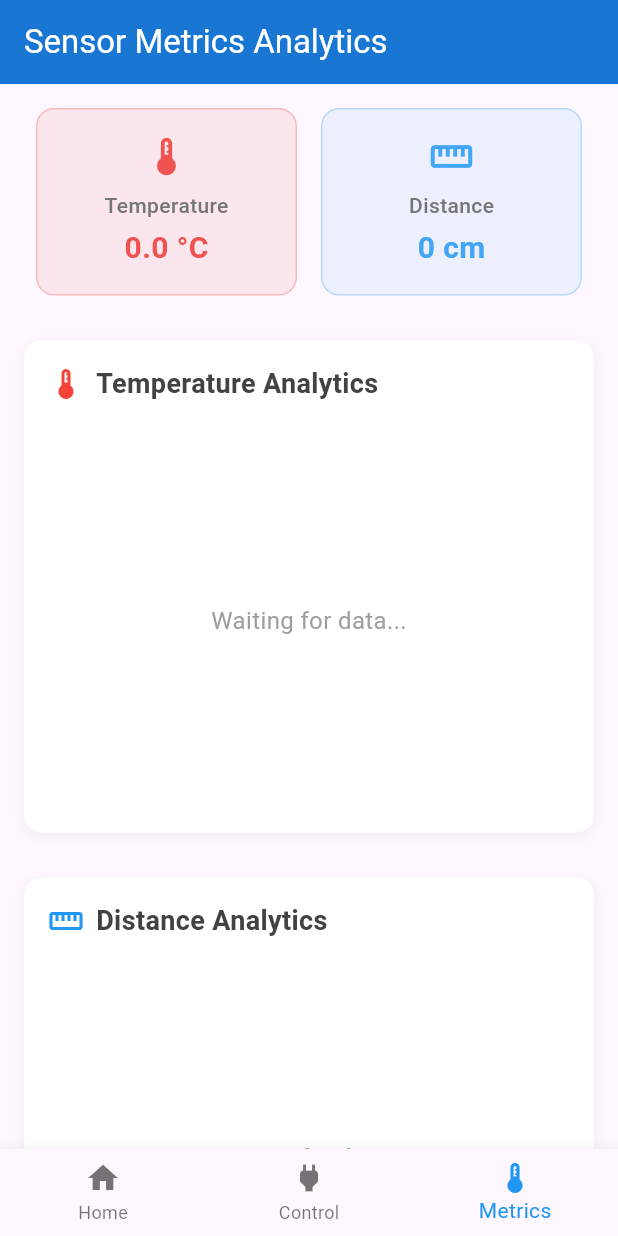
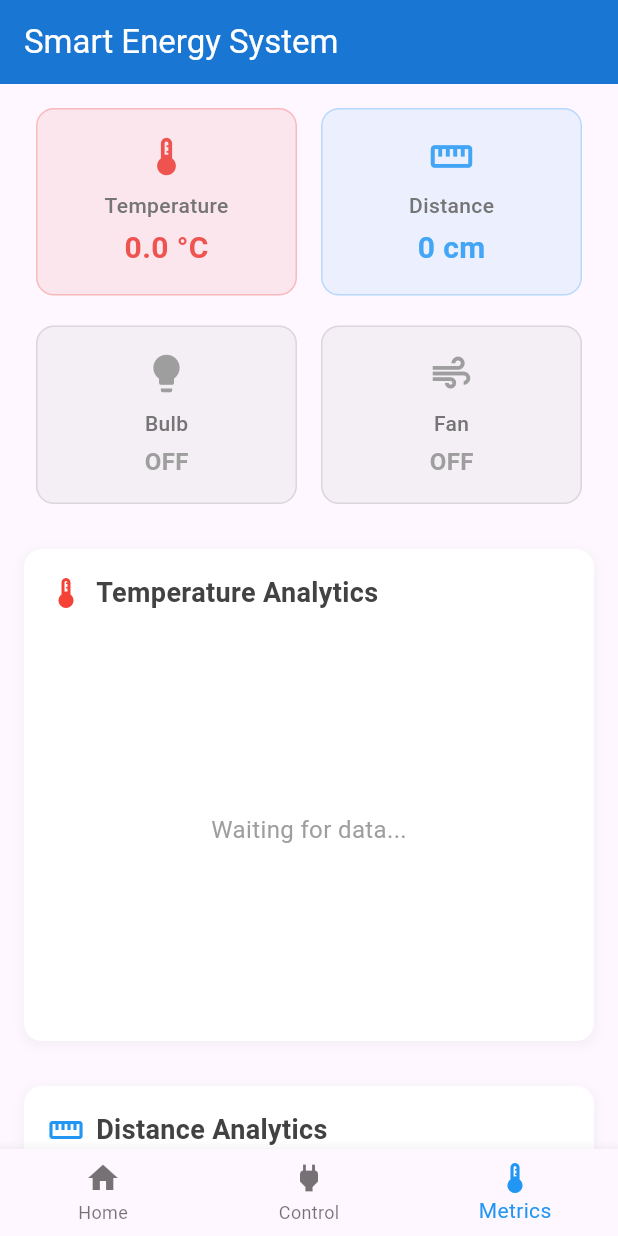
Before and after one commit to adeokamate/smart_sytem, a Flutter app: the screen it shows once a user with an empty profile is signed in, item 3 of the bottom bar chosen, on a phone screen of 412 x 824 dp. Run offline on Flutter 3.47's test engine with Material 3 defaults, Android fonts, the phone set to English and light mode, and no system bars; our stand-ins replace firebase_auth, firebase_core, firebase_database; accounts and stored records are empty.

Commit message:
Update metrics_screen.dart

```diff
--- a/lib/metrics_screen.dart
+++ b/lib/metrics_screen.dart
@@ -1,5 +1,6 @@
 import 'package:flutter/material.dart';
 import 'package:firebase_database/firebase_database.dart';
+import 'package:firebase_core/firebase_core.dart';
 import 'dart:math' as math;
 
 class MetricsScreen extends StatefulWidget {
@@ -10,15 +11,15 @@ class MetricsScreen extends StatefulWidget {
 }
 
 class _MetricsScreenState extends State<MetricsScreen> {
-  final DatabaseReference tempRef = FirebaseDatabase.instance.ref(
-    'metrics/temperature',
-  );
-  final DatabaseReference distRef = FirebaseDatabase.instance.ref(
-    'metrics/distance',
-  );
+  final DatabaseReference _database = FirebaseDatabase.instanceFor(
+          app: Firebase.app(),
+          databaseURL: 'https://the-sess-default-rtdb.firebaseio.com/')
+      .ref();
 
   double temperature = 0.0;
   int distance = 0;
+  bool bulbState = false; // Added missing variables
+  bool fanState = false; // Added missing variables
 
   // Lists to store historical data for graphs
   List<DataPoint> temperatureData = [];
@@ -33,9 +34,12 @@ class _MetricsScreenState extends State<MetricsScreen> {
   @override
   void initState() {
     super.initState();
+    _setupListeners();
+  }
 
-    // Temperature listener with safe casting
-    tempRef.onValue.listen((event) {
+  void _setupListeners() {
+    // Temperature listener
+    _database.child('metrics/temperature').onValue.listen((event) {
       final value = event.snapshot.value;
       if (value is num) {
         setState(() {
@@ -45,8 +49,8 @@ class _MetricsScreenState extends State<MetricsScreen> {
       }
     });
 
-    // Distance listener with safe casting
-    distRef.onValue.listen((event) {
+    // Distance listener
+    _database.child('metrics/distance').onValue.listen((event) {
       final value = event.snapshot.value;
       if (value is num) {
         setState(() {
@@ -55,11 +59,29 @@ class _MetricsScreenState extends State<MetricsScreen> {
         });
       }
     });
+
+    // Device states listeners
+    _database.child('devices/bulb/state').onValue.listen((event) {
+      final value = event.snapshot.value;
+      if (value is bool) {
+        setState(() {
+          bulbState = value;
+        });
+      }
+    });
+
+    _database.child('devices/fan/state').onValue.listen((event) {
+      final value = event.snapshot.value;
+      if (value is bool) {
+        setState(() {
+          fanState = value;
+        });
+      }
+    });
   }
 
   void _addTemperatureDataPoint(double temp) {
     temperatureData.add(DataPoint(timeCounter.toDouble(), temp));
-
     // Keep only the last maxDataPoints
     if (temperatureData.length > maxDataPoints) {
       temperatureData.removeAt(0);
@@ -68,12 +90,10 @@ class _MetricsScreenState extends State<MetricsScreen> {
 
   void _addDistanceDataPoint(double dist) {
     distanceData.add(DataPoint(timeCounter.toDouble(), dist));
-
     // Keep only the last maxDataPoints
     if (distanceData.length > maxDataPoints) {
       distanceData.removeAt(0);
     }
-
     timeCounter++;
   }
 
@@ -81,7 +101,7 @@ class _MetricsScreenState extends State<MetricsScreen> {
   Widget build(BuildContext context) {
     return Scaffold(
       appBar: AppBar(
-        title: const Text('Sensor Metrics Analytics'),
+        title: const Text('Smart Energy System'),
         backgroundColor: Colors.blue.shade700,
         foregroundColor: Colors.white,
       ),
@@ -105,6 +125,27 @@ class _MetricsScreenState extends State<MetricsScreen> {
                   '$distance cm',
                   Icons.straighten,
                   Colors.blue.shade400,
+                ),
+              ],
+            ),
+
+            const SizedBox(height: 20),
+
+            // Device status cards
+            Row(
+              mainAxisAlignment: MainAxisAlignment.spaceEvenly,
+              children: [
+                _buildDeviceCard(
+                  'Bulb',
+                  bulbState,
+                  Icons.lightbulb,
+                  Colors.yellow.shade600,
+                ),
+                _buildDeviceCard(
+                  'Fan',
+                  fanState,
+                  Icons.air,
+                  Colors.blue.shade600,
                 ),
               ],
             ),
@@ -166,6 +207,47 @@ class _MetricsScreenState extends State<MetricsScreen> {
                 fontSize: 20,
                 fontWeight: FontWeight.bold,
                 color: color,
+              ),
+            ),
+          ],
+        ),
+      ),
+    );
+  }
+
+  Widget _buildDeviceCard(
+      String title, bool state, IconData icon, Color color) {
+    return Expanded(
+      child: Container(
+        margin: const EdgeInsets.symmetric(horizontal: 8),
+        padding: const EdgeInsets.all(16),
+        decoration: BoxDecoration(
+          color: state ? color.withOpacity(0.1) : Colors.grey.withOpacity(0.1),
+          borderRadius: BorderRadius.circular(12),
+          border: Border.all(
+              color: state
+                  ? color.withOpacity(0.3)
+                  : Colors.grey.withOpacity(0.3)),
+        ),
+        child: Column(
+          children: [
+            Icon(icon, color: state ? color : Colors.grey, size: 30),
+            const SizedBox(height: 8),
+            Text(
+              title,
+              style: TextStyle(
+                fontSize: 14,
+                color: Colors.grey.shade600,
+                fontWeight: FontWeight.w500,
+              ),
+            ),
+            const SizedBox(height: 4),
+            Text(
+              state ? 'ON' : 'OFF',
+              style: TextStyle(
+                fontSize: 16,
+                fontWeight: FontWeight.bold,
+                color: state ? color : Colors.grey,
               ),
             ),
           ],
@@ -238,7 +320,6 @@ class _MetricsScreenState extends State<MetricsScreen> {
 class DataPoint {
   final double x;
   final double y;
-
   DataPoint(this.x, this.y);
 }
 
@@ -275,6 +356,15 @@ class LineChartPainter extends CustomPainter {
     double maxY = data.map((e) => e.y).reduce(math.max);
     double minX = data.map((e) => e.x).reduce(math.min);
     double maxX = data.map((e) => e.x).reduce(math.max);
+
+    // Add padding to avoid division by zero
+    if (maxY == minY) {
+      maxY += 1;
+      minY -= 1;
+    }
+    if (maxX == minX) {
+      maxX += 1;
+    }
 
     // Add padding
     double yPadding = (maxY - minY) * 0.1;
```
